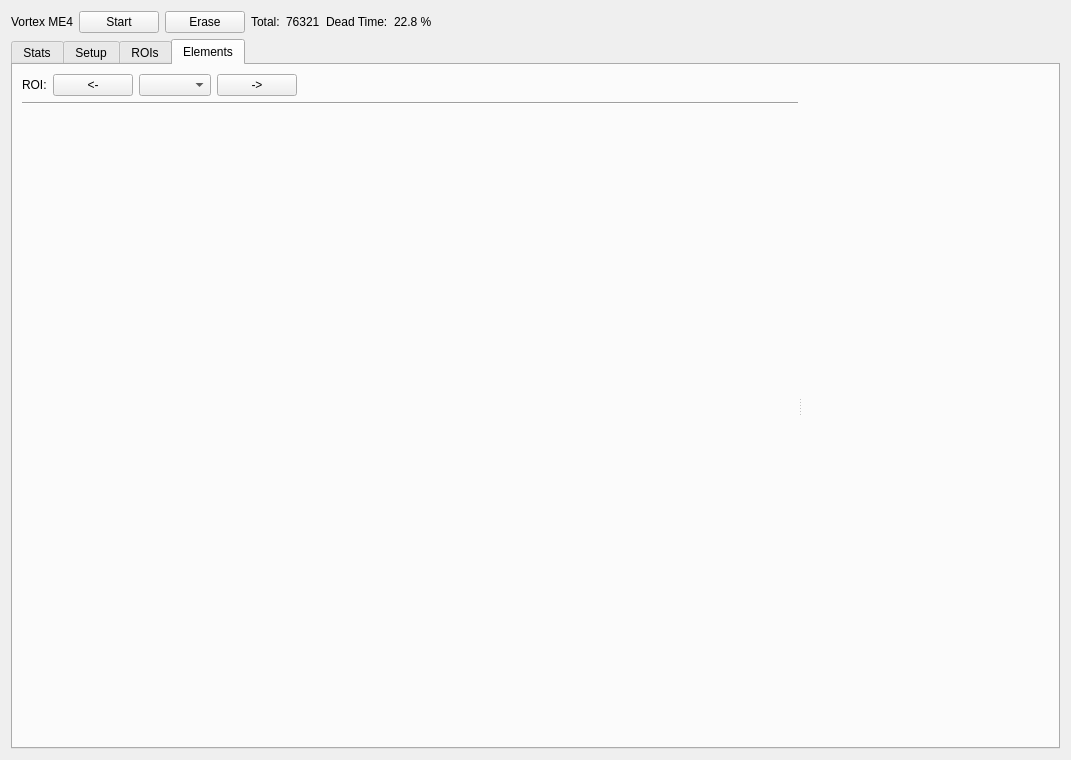
Old version of the form firefly/xrf_detector.ui in the repository spc-group/haven.
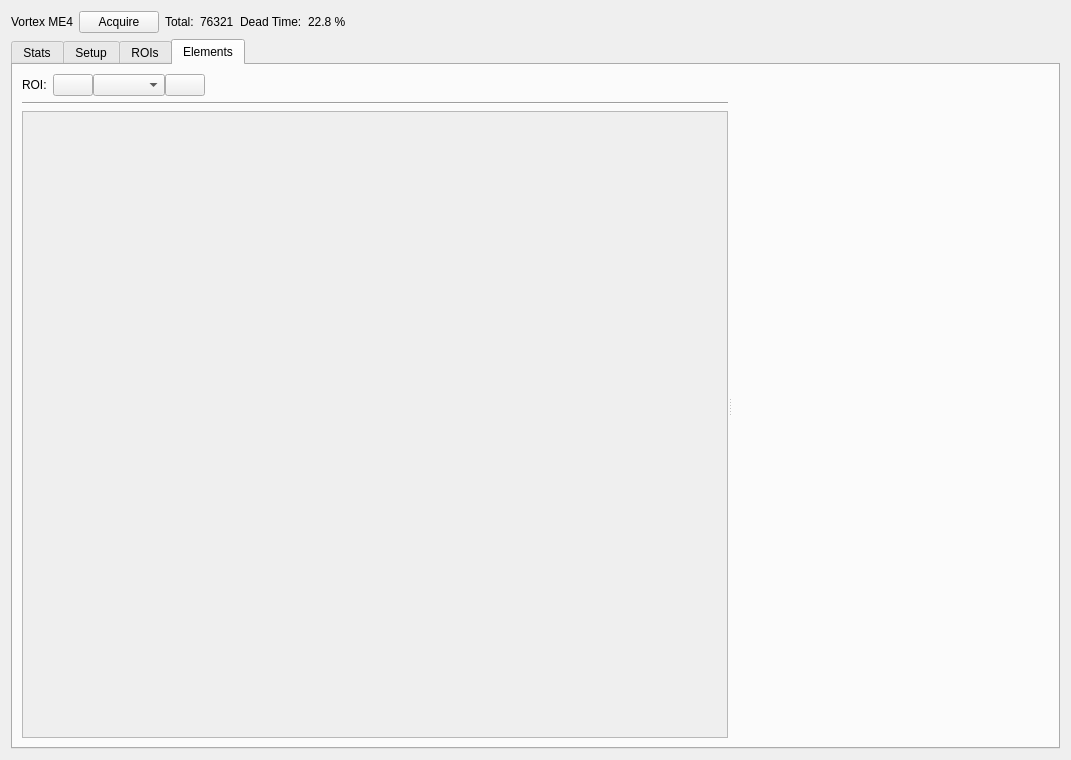
New version of the form. Custom widgets are drawn as their Qt base class.

Commit message: Widgets for setting ROIs in the XRF detector window.

What changed in the file:
```diff
--- a/firefly/xrf_detector.ui
+++ b/firefly/xrf_detector.ui
@@ -47,17 +47,13 @@
      <item>
       <widget class="QPushButton" name="start_button">
        <property name="text">
-        <string>Start</string>
+        <string>Acquire</string>
        </property>
-       <property name="checkable">
-        <bool>true</bool>
-       </property>
-      </widget>
-     </item>
-     <item>
-      <widget class="QPushButton" name="erase_button">
-       <property name="text">
-        <string>Erase</string>
+       <property name="iconSize">
+        <size>
+         <width>12</width>
+         <height>12</height>
+        </size>
        </property>
       </widget>
      </item>
@@ -979,21 +975,62 @@
                </widget>
               </item>
               <item>
-               <widget class="QPushButton" name="pushButton">
+               <layout class="QHBoxLayout" name="horizontalLayout_3">
+                <property name="spacing">
+                 <number>0</number>
+                </property>
+                <property name="leftMargin">
+                 <number>0</number>
+                </property>
+                <item>
+                 <widget class="QPushButton" name="roi_down_button">
+                  <property name="sizePolicy">
+                   <sizepolicy hsizetype="Preferred" vsizetype="Preferred">
+                    <horstretch>0</horstretch>
+                    <verstretch>0</verstretch>
+                   </sizepolicy>
+                  </property>
                 <property name="text">
-                 <string>&lt;-</string>
-                </property>
+                   <string/>
+                  </property>
+                  <property name="iconSize">
+                   <size>
+                    <width>12</width>
+                    <height>12</height>
+                   </size>
+                  </property>
                </widget>
               </item>
               <item>
-               <widget class="QComboBox" name="comboBox_2"/>
+                 <widget class="QComboBox" name="roi_combobox">
+                  <property name="sizePolicy">
+                   <sizepolicy hsizetype="Preferred" vsizetype="Preferred">
+                    <horstretch>0</horstretch>
+                    <verstretch>0</verstretch>
+                   </sizepolicy>
+                  </property>
+                 </widget>
               </item>
               <item>
-               <widget class="QPushButton" name="pushButton_2">
+                 <widget class="QPushButton" name="roi_up_button">
+                  <property name="sizePolicy">
+                   <sizepolicy hsizetype="Preferred" vsizetype="Preferred">
+                    <horstretch>0</horstretch>
+                    <verstretch>0</verstretch>
+                   </sizepolicy>
+                  </property>
                 <property name="text">
-                 <string>-&gt;</string>
-                </property>
-               </widget>
+                   <string/>
+                  </property>
+                  <property name="iconSize">
+                   <size>
+                    <width>12</width>
+                    <height>12</height>
+                   </size>
+                  </property>
+                 </widget>
+                </item>
+               </layout>
               </item>
               <item>
                <spacer name="horizontalSpacer_5">
@@ -1018,7 +1055,25 @@
              </widget>
             </item>
             <item>
-             <layout class="QVBoxLayout" name="verticalLayout_10">
+             <widget class="QScrollArea" name="scrollArea_2">
+              <property name="horizontalScrollBarPolicy">
+               <enum>Qt::ScrollBarAlwaysOff</enum>
+              </property>
+              <property name="widgetResizable">
+               <bool>true</bool>
+              </property>
+              <widget class="QWidget" name="scrollAreaWidgetContents_2">
+               <property name="geometry">
+                <rect>
+                 <x>0</x>
+                 <y>0</y>
+                 <width>677</width>
+                 <height>406</height>
+                </rect>
+               </property>
+               <layout class="QVBoxLayout" name="verticalLayout_8">
+                <item>
+                 <layout class="QVBoxLayout" name="mcas_layout">
               <item>
                <widget class="PyDMEmbeddedDisplay" name="PyDMEmbeddedDisplay_17">
                 <property name="toolTip">
@@ -1145,6 +1200,10 @@
                </size>
               </property>
              </spacer>
+                </item>
+               </layout>
+              </widget>
+             </widget>
             </item>
            </layout>
           </widget>
```
Left out of the diff: 114 changed lines with no effect on the pictures. Lines whose indentation alone changed are shown as unchanged. The commit also changes 10 other files.
